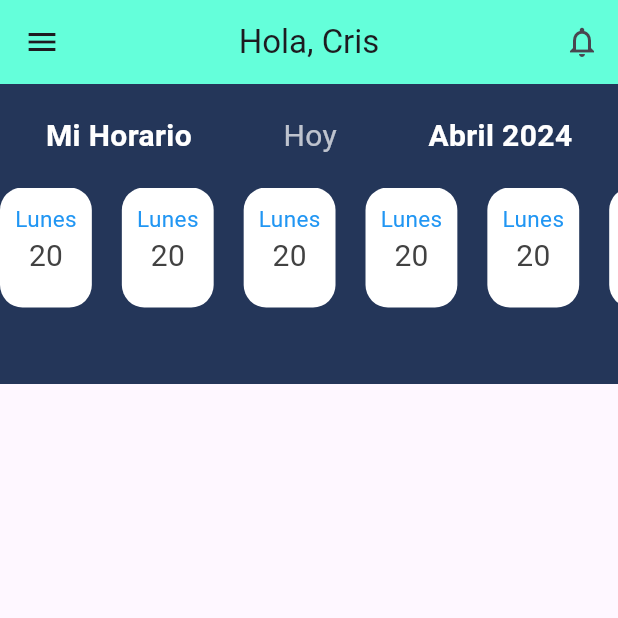
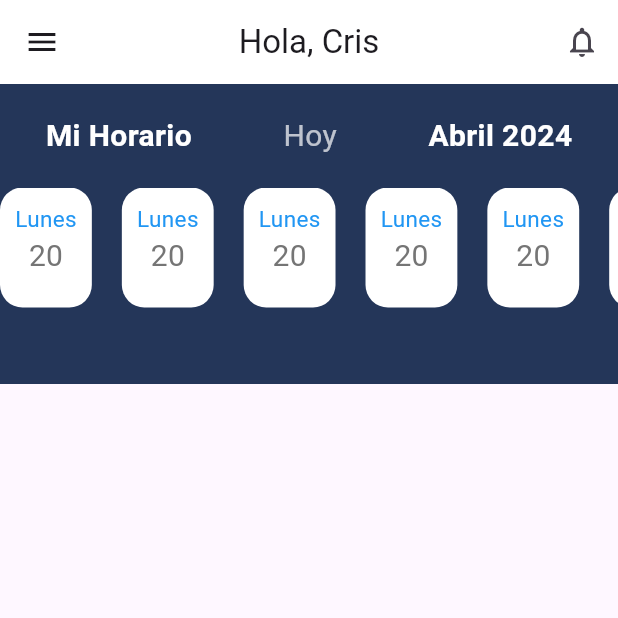
Before and after one commit to Cris-CM/Access-Campus, a Flutter app: the screen it shows after launch, after a tap on "Iniciar Sesion", on a phone screen of 412 x 824 dp, the top half of it. Run offline on Flutter 3.47's test engine with Material 3 defaults, Android fonts, the phone set to English and light mode, and no system bars; network calls fail.

Commit message:
refactor: paleta de colores

```diff
--- /dev/null
+++ b/lib/core/colors/palette.dart
@@ -0,0 +1,12 @@
+import 'package:flutter/material.dart';
+
+class Palette {
+  static const black = Colors.black;
+  static const blueBlack = Color(0xFF243659);
+  static const white = Colors.white;
+  static const red = Colors.red;
+  static const white70 = Colors.white70;
+  static final grey = Colors.grey.shade600;
+  static final blue900 = Colors.indigo.shade900;
+  static const blue = Colors.blue;
+}
--- a/lib/main.dart
+++ b/lib/main.dart
@@ -1,5 +1,5 @@
 import 'package:flutter/material.dart';
-import 'package:qr_tracker/pages/login.dart';
+import 'package:qr_tracker/pages/login_page.dart';
 
 void main() => runApp(const MyApp());
 
@@ -11,7 +11,7 @@ class MyApp extends StatelessWidget {
     return const MaterialApp(
       title: 'TRILCE',
       home: Scaffold(
-        body: Login(),
+        body: LoginPage(),
       ),
     );
   }
--- a/lib/pages/inicio.dart
+++ b/lib/pages/home_page.dart
@@ -1,10 +1,11 @@
 import 'package:flutter/material.dart';
+import 'package:qr_tracker/core/colors/palette.dart';
 import 'package:qr_tracker/widgets/textos/list_text.dart';
 import 'package:qr_tracker/widgets/textos/text_calendari.dart';
 import 'package:qr_tracker/widgets/textos/text_drawer.dart';
 
-class Inicio extends StatelessWidget {
-  const Inicio({super.key});
+class HomePage extends StatelessWidget {
+  const HomePage({super.key});
 
   @override
   Widget build(BuildContext context) {
@@ -12,7 +13,7 @@ class Inicio extends StatelessWidget {
       drawer: SizedBox(
         width: MediaQuery.of(context).size.width * 0.80,
         child: Drawer(
-          backgroundColor: const Color(0xFF243659),
+          backgroundColor: Palette.blueBlack,
           child: Padding(
             padding: const EdgeInsets.only(
               top: 50,
@@ -25,7 +26,7 @@ class Inicio extends StatelessWidget {
                   child: const ListTile(
                     title: ListText(
                       text: 'Hola, CRIS',
-                      color: Colors.white,
+                      color: Palette.white,
                       fontbold: true,
                       fontSize: 20,
                     ),
@@ -35,12 +36,12 @@ class Inicio extends StatelessWidget {
                         ListText(
                           text: 'Carrera',
                           fontbold: true,
-                          color: Colors.red,
+                          color: Palette.red,
                           fontSize: 20,
                         ),
                         ListText(
                           text: 'INGENIERIA DE\nSISTEMAS',
-                          color: Colors.white,
+                          color: Palette.white,
                           fontSize: 20,
                           fontbold: true,
                         ),
@@ -55,7 +56,7 @@ class Inicio extends StatelessWidget {
                 Container(
                   padding:
                       const EdgeInsets.only(top: 150, left: 90, bottom: 150),
-                  color: Colors.white,
+                  color: Palette.white,
                   child: const Column(
                     children: [
                       TextDrawer(
@@ -99,7 +100,7 @@ class Inicio extends StatelessWidget {
         ),
       ),
       appBar: AppBar(
-        backgroundColor: Colors.tealAccent, //fondo del titulo
+        backgroundColor: Palette.white, //fondo del titulo
         leading: Builder(
           builder: (BuildContext context) {
             return IconButton(
@@ -126,7 +127,7 @@ class Inicio extends StatelessWidget {
               height: 200,
               padding: const EdgeInsets.only(top: 20),
               decoration: const BoxDecoration(
-                color: Color(0xFF243659),
+                color: Palette.blueBlack,
               ),
               child: Column(
                 children: [
@@ -135,18 +136,18 @@ class Inicio extends StatelessWidget {
                     children: [
                       ListText(
                         text: 'Mi Horario',
-                        color: Colors.white,
+                        color: Palette.white,
                         fontbold: true,
                         fontSize: 20,
                       ),
                       ListText(
                         text: 'Hoy',
-                        color: Colors.white70,
+                        color: Palette.white70,
                         fontSize: 20,
                       ),
                       ListText(
                         text: 'Abril 2024',
-                        color: Colors.white,
+                        color: Palette.white,
                         fontSize: 20,
                         fontbold: true,
                       ),
--- a/lib/pages/login.dart
+++ b/lib/pages/login_page.dart
@@ -1,17 +1,18 @@
 import 'package:flutter/material.dart';
-import 'package:qr_tracker/pages/inicio.dart';
+import 'package:qr_tracker/core/colors/palette.dart';
+import 'package:qr_tracker/pages/home_page.dart';
 import 'package:qr_tracker/widgets/textos/list_text.dart';
 import 'package:qr_tracker/widgets/text_password.dart';
 import 'package:qr_tracker/widgets/text_user.dart';
 
-class Login extends StatefulWidget {
-  const Login({super.key});
+class LoginPage extends StatefulWidget {
+  const LoginPage({super.key});
 
   @override
-  State<Login> createState() => _LoginState();
+  State<LoginPage> createState() => _LoginPageState();
 }
 
-class _LoginState extends State<Login> {
+class _LoginPageState extends State<LoginPage> {
   @override
   Widget build(BuildContext context) {
     return Scaffold(
@@ -32,7 +33,7 @@ class _LoginState extends State<Login> {
             child: Container(
               decoration: BoxDecoration(
                 borderRadius: BorderRadius.circular(12),
-                color: Colors.white,
+                color: Palette.white,
               ),
               child: Padding(
                 padding:
@@ -43,14 +44,14 @@ class _LoginState extends State<Login> {
                       crossAxisAlignment: CrossAxisAlignment.start,
                       children: [
                         ListTile(
-                          title: ListText(
+                          title: const ListText(
                             text: 'Bienvenido a',
-                            color: Colors.blue.shade900,
+                            color: Palette.blueBlack,
                             fontSize: 17,
                           ),
-                          subtitle: ListText(
+                          subtitle: const ListText(
                             text: 'Trilce UCV',
-                            color: Colors.indigo.shade900,
+                            color: Palette.blueBlack,
                           ),
                           trailing:
                               Image.asset('assets/pikachu.png', width: 90),
@@ -62,7 +63,7 @@ class _LoginState extends State<Login> {
                         Text(
                           'Recordar contraseña',
                           style: TextStyle(
-                            color: Colors.grey.shade600,
+                            color: Palette.grey,
                             fontSize: 18,
                           ),
                         ),
@@ -74,27 +75,27 @@ class _LoginState extends State<Login> {
                                   Navigator.push(
                                     context,
                                     MaterialPageRoute(
-                                      builder: (context) => const Inicio(),
+                                      builder: (context) => const HomePage(),
                                     ),
                                   );
                                 },
                                 style: ElevatedButton.styleFrom(
-                                  backgroundColor: Colors.indigo.shade900,
+                                  backgroundColor: Palette.blue,
                                 ),
                                 child: const Text(
                                   'Iniciar Sesion',
                                   style: TextStyle(
-                                      color: Colors.white,
+                                      color: Palette.white,
                                       fontSize: 20,
                                       fontWeight: FontWeight.bold),
                                 ),
                               ),
                               TextButton(
                                 onPressed: () {},
-                                child: Text(
+                                child: const Text(
                                   'Olvidaste la contraseña',
                                   style: TextStyle(
-                                    color: Colors.blueGrey.shade900,
+                                    color: Palette.blueBlack,
                                     fontSize: 15,
                                     decoration: TextDecoration.underline,
                                   ),
--- a/lib/widgets/textos/text_calendari.dart
+++ b/lib/widgets/textos/text_calendari.dart
@@ -1,4 +1,5 @@
 import 'package:flutter/material.dart';
+import 'package:qr_tracker/core/colors/palette.dart';
 import 'package:qr_tracker/widgets/textos/list_text.dart';
 
 class Calendari extends StatelessWidget {
@@ -10,20 +11,20 @@ class Calendari extends StatelessWidget {
       padding: const EdgeInsets.all(10),
       decoration: BoxDecoration(
         borderRadius: BorderRadius.circular(15),
-        color: Colors.white,
+        color: Palette.white,
       ),
       child: Column(
         mainAxisSize: MainAxisSize.min,
         children: [
           const ListText(
             text: 'Lunes',
-            color: Colors.blue,
+            color: Palette.blue,
             fontSize: 15,
           ),
           ListText(
             text: '20',
             fontSize: 20,
-            color: Colors.grey.shade800,
+            color: Palette.grey,
           )
         ],
       ),
```
